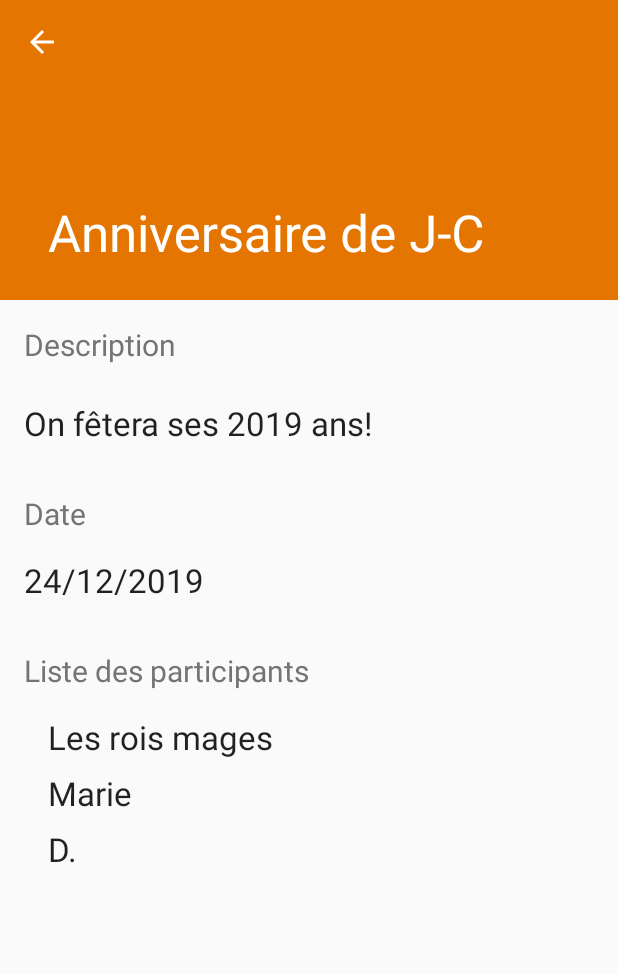
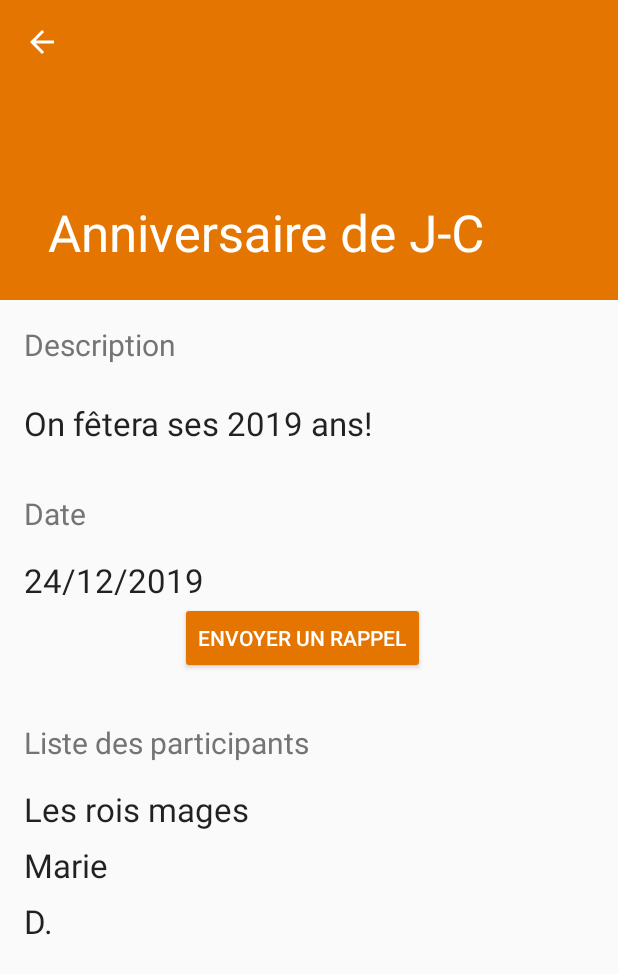
Before and after one commit to TakamakWasTaken/PartyMaker, an Android app: the EvenementListActivity screen opened directly, with no data from a screen before it, after a tap on "Anniversaire de J-C", on a phone screen of 412 x 824 dp. Shown: the top 974 px of the screen. Run offline under Robolectric (Android 15) with nearby library versions, the phone set to English and light mode, and no system bars; our stand-ins replace Firebase (no records; nobody signed in at launch, a user with empty details on screens opened directly), navigation-ui; 1 statement that could not run was skipped.

Commit message:
soutenance v1.5

```diff
--- a/app/build.gradle
+++ b/app/build.gradle
@@ -43,6 +43,7 @@ dependencies {
     implementation 'androidx.navigation:navigation-ui-ktx:2.0.0'
     implementation 'com.google.firebase:firebase-auth:17.0.0'
     implementation 'com.google.firebase:firebase-firestore:17.0.4'
+    implementation 'com.google.firebase:firebase-messaging:11.8.0'
     implementation 'com.google.firebase:firebase-database:19.2.0'
     implementation 'com.google.firebase:firebase-core:9.4.0'
     implementation 'com.firebaseui:firebase-ui-auth:4.1.0'
--- a/app/src/main/java/com/example/partymaker/CreateEventActivity.kt
+++ b/app/src/main/java/com/example/partymaker/CreateEventActivity.kt
@@ -37,7 +37,7 @@ class CreateEventActivity : AppCompatActivity() {
         //NTUE
 
         if(checkNewEventValues(newEventName, newEventDescription, newEventDate)){
-            val newEvent = EvenementsModel("3", newEventDescription, newEventName, newEventDate, ArrayList<String>())
+            val newEvent = EvenementsModel("3", newEventName, newEventDate, newEventDescription, ArrayList<String>())
             DummyContent.addItem(newEvent)
 
             //create event in BDD
--- a/app/src/main/java/com/example/partymaker/EvenementListActivity.kt
+++ b/app/src/main/java/com/example/partymaker/EvenementListActivity.kt
@@ -62,10 +62,10 @@ class EvenementListActivity : AppCompatActivity() {
         }
 
         setupRecyclerView(evenement_list)
-        dbConnect()
+        //dbConnect()
     }
 
-    //connection à la BDD FireBase
+    //test connection à la BDD FireBase
     private fun dbConnect(){
 
         // Write a message to the database
@@ -75,22 +75,6 @@ class EvenementListActivity : AppCompatActivity() {
         myRef.setValue("Hello, World!")
 
         myRef.addValueEventListener(object : ValueEventListener {
-            override fun onDataChange(dataSnapshot: DataSnapshot) {
-                // This method is called once with the initial value and again
-                // whenever data at this location is updated.
-                val value = dataSnapshot.getValue(String::class.java)
-                Log.d("xxVALxx", "Value is: " + value!!)
-            }
-
-            override fun onCancelled(error: DatabaseError) {
-                // Failed to read value
-                Log.w("xxFAILVALxx", "Failed to read value.", error.toException())
-            }
-        })
-        val myEvents = database.getReference("evenements")
-        myEvents.setValue("Hello, World!")
-
-        myEvents.addValueEventListener(object : ValueEventListener {
             override fun onDataChange(dataSnapshot: DataSnapshot) {
                 // This method is called once with the initial value and again
                 // whenever data at this location is updated.
--- a/app/src/main/java/com/example/partymaker/MainActivity.kt
+++ b/app/src/main/java/com/example/partymaker/MainActivity.kt
@@ -60,11 +60,11 @@ class MainActivity : MenuActivity() {
         }
     }
 
-    //fonction connexion
+    //fonction de connexion de firebase utilisant l'email et le mot de passe
     fun signIn(view: View,email: String, password: String){
         fbAuth.signInWithEmailAndPassword(email, password).addOnCompleteListener(this, OnCompleteListener<AuthResult> { task ->
             if(task.isSuccessful){
-                toast("Authentification réussie!")
+                toast("Authentification réussie")
                 var intent = Intent(this, EvenementListActivity::class.java)
                 intent.putExtra("id", fbAuth.currentUser?.email)
                 startActivity(intent)
--- a/app/src/main/res/layout/activity_create_event.xml
+++ b/app/src/main/res/layout/activity_create_event.xml
@@ -69,16 +69,18 @@
 
     <Button
         android:id="@+id/button_createAnnuler"
+        style="@style/Widget.AppCompat.Button.Colored"
         android:layout_width="wrap_content"
         android:layout_height="wrap_content"
         android:layout_marginStart="32dp"
         android:layout_marginTop="32dp"
-        android:text="Annuler"
+        android:text="Retour"
         app:layout_constraintStart_toStartOf="parent"
         app:layout_constraintTop_toBottomOf="@+id/input_newEventDate" />
 
     <Button
         android:id="@+id/button_createConfirm"
+        style="@style/Widget.AppCompat.Button.Colored"
         android:layout_width="wrap_content"
         android:layout_height="wrap_content"
         android:layout_marginTop="32dp"
--- a/app/src/main/res/layout/evenement_detail.xml
+++ b/app/src/main/res/layout/evenement_detail.xml
@@ -47,6 +47,14 @@
         android:text=""
         android:textAppearance="@style/TextAppearance.AppCompat.Large" />
 
+    <Button
+        android:id="@+id/button_reminder"
+        style="@style/Widget.AppCompat.Button.Colored"
+        android:layout_width="wrap_content"
+        android:layout_height="wrap_content"
+        android:layout_marginLeft="120dp"
+        android:text="Envoyer un rappel" />
+
     <ScrollView
         android:layout_width="409dp"
         android:layout_height="353dp">
@@ -71,7 +79,7 @@
                 android:id="@+id/evenement_member1"
                 android:layout_width="wrap_content"
                 android:layout_height="wrap_content"
-                android:layout_marginLeft="32dp"
+                android:layout_marginLeft="16dp"
                 android:layout_marginTop="16dp"
                 android:text=""
                 android:textAppearance="@style/TextAppearance.AppCompat.Large" />
@@ -80,7 +88,7 @@
                 android:id="@+id/evenement_member2"
                 android:layout_width="wrap_content"
                 android:layout_height="wrap_content"
-                android:layout_marginLeft="32dp"
+                android:layout_marginLeft="16dp"
                 android:layout_marginTop="8dp"
                 android:text=""
                 android:textAppearance="@style/TextAppearance.AppCompat.Large" />
@@ -89,7 +97,7 @@
                 android:id="@+id/evenement_member3"
                 android:layout_width="wrap_content"
                 android:layout_height="wrap_content"
-                android:layout_marginLeft="32dp"
+                android:layout_marginLeft="16dp"
                 android:layout_marginTop="8dp"
                 android:text=""
                 android:textAppearance="@style/TextAppearance.AppCompat.Large" />
@@ -98,7 +106,7 @@
                 android:id="@+id/evenement_member4"
                 android:layout_width="wrap_content"
                 android:layout_height="wrap_content"
-                android:layout_marginLeft="32dp"
+                android:layout_marginLeft="16dp"
                 android:layout_marginTop="8dp"
                 android:text=""
                 android:textAppearance="@style/TextAppearance.AppCompat.Large" />
--- a/app/src/main/res/layout/evenement_list_content.xml
+++ b/app/src/main/res/layout/evenement_list_content.xml
@@ -10,6 +10,7 @@
         android:layout_width="match_parent"
         android:layout_height="wrap_content"
         android:layout_margin="@dimen/text_margin"
+        android:textAlignment="center"
         android:textAppearance="?attr/textAppearanceListItem"
         android:textSize="20sp" />
 
```
Also changed, not shown: app/src/main/java/com/example/partymaker/EvenementDetailFragment.kt (+6 -8 lines), app/src/main/java/com/example/partymaker/ui/slideshow/SlideshowFragment.kt (deleted, +0 -31 lines), app/src/main/java/com/example/partymaker/ui/slideshow/SlideshowViewModel.kt (deleted, +0 -13 lines), app/src/main/java/com/example/partymaker/ui/tools/ToolsFragment.kt (deleted, +0 -31 lines), app/src/main/java/com/example/partymaker/ui/tools/ToolsViewModel.kt (deleted, +0 -13 lines), app/src/main/res/layout/fragment_slideshow.xml (deleted, +0 -19 lines), app/src/main/res/layout/fragment_tools.xml (deleted, +0 -19 lines), app/src/main/res/navigation/mobile_navigation.xml (+0 -12 lines).
